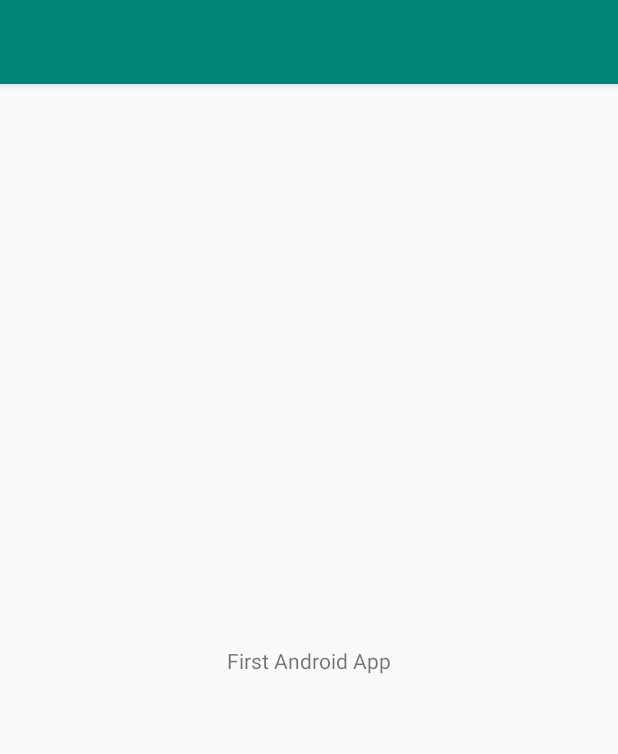
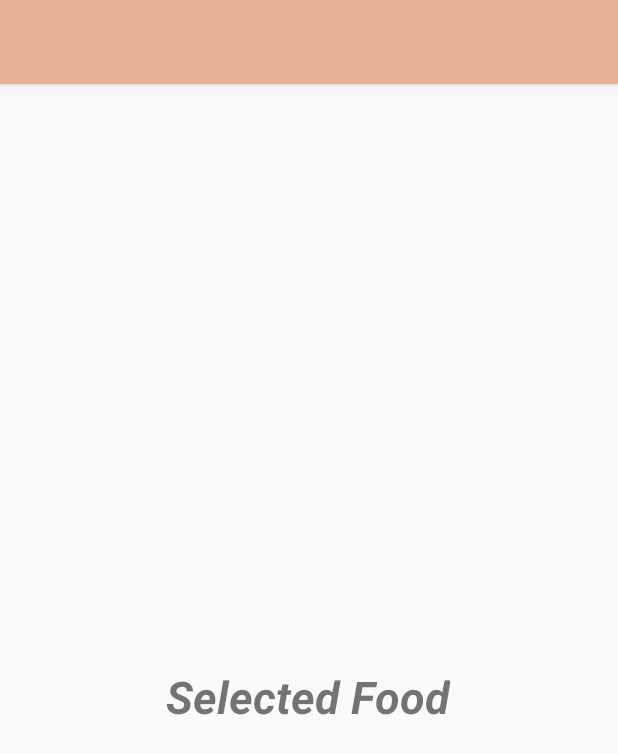
Before and after one commit to Danyer08/FoodPicker, an Android app: the screen it shows after launch (MainActivity), on a phone screen of 412 x 824 dp. Shown: the top 754 px of the screen. Run offline under Robolectric (Android 15) with nearby library versions, the phone set to English and light mode, and no system bars.

Commit message:
Changed color and main text

```diff
--- a/app/src/main/AndroidManifest.xml
+++ b/app/src/main/AndroidManifest.xml
@@ -4,9 +4,9 @@
 
     <application
             android:allowBackup="true"
-            android:icon="@mipmap/ic_launcher"
+            android:icon="@mipmap/bbq"
             android:label="@string/app_name"
-            android:roundIcon="@mipmap/ic_launcher_round"
+            android:roundIcon="@mipmap/bbq"
             android:supportsRtl="true"
             android:theme="@style/AppTheme">
         <activity android:name=".MainActivity">
--- a/app/src/main/res/layout/activity_main.xml
+++ b/app/src/main/res/layout/activity_main.xml
@@ -10,10 +10,13 @@
     <TextView
             android:layout_width="wrap_content"
             android:layout_height="wrap_content"
-            android:text="First Android App"
+            android:text="Selected Food"
             app:layout_constraintBottom_toBottomOf="parent"
             app:layout_constraintLeft_toLeftOf="parent"
             app:layout_constraintRight_toRightOf="parent"
-            app:layout_constraintTop_toTopOf="parent"/>
+            app:layout_constraintTop_toTopOf="parent" app:layout_constraintHorizontal_bias="0.497"
+            app:layout_constraintVertical_bias="0.533" android:id="@+id/selectedFoodTxt"
+            app:fontFamily="sans-serif" android:textSize="30sp" android:typeface="sans" android:lineSpacingExtra="8sp"
+            android:textStyle="bold|italic" android:textAllCaps="false"/>
 
 </androidx.constraintlayout.widget.ConstraintLayout>
--- a/app/src/main/res/values/colors.xml
+++ b/app/src/main/res/values/colors.xml
@@ -1,6 +1,6 @@
 <?xml version="1.0" encoding="utf-8"?>
 <resources>
-    <color name="colorPrimary">#008577</color>
-    <color name="colorPrimaryDark">#00574B</color>
-    <color name="colorAccent">#D81B60</color>
+    <color name="colorPrimary">#E8AF97</color>
+    <color name="colorPrimaryDark">#E8AF97</color>
+    <color name="colorAccent">#FFCDA6</color>
 </resources>
```
Also changed, not shown: app/src/main/res/mipmap-hdpi/bbq.png (added).
